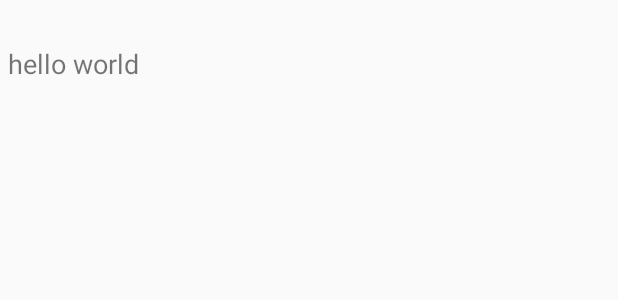
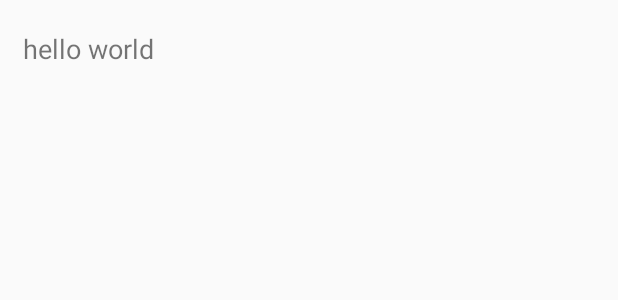
Before and after one commit to nicoledanuwidjaja/cantrip, an Android app: the layout trip_object_adapter_item.xml on its own in the app's theme, with its tools: preview values and no code run, on a phone screen of 412 x 824 dp. Shown: the top 300 px of the screen. Run offline under Robolectric (Android 15) with nearby library versions, the phone set to English and light mode, and no system bars.

Commit message:
updating layouts

```diff
--- a/app/src/main/java/utils/Plan.java
+++ b/app/src/main/java/utils/Plan.java
@@ -21,12 +21,12 @@ public class Plan {
     private int endHour;
     private int endMin;
 
-// throwaway test constructor
+    // throwaway test constructor
     public Plan(String planId, String name, Date startTime, Date endTime, String tripId, Reservation planType,
                 String location, int startHour, int startMin, int endHour, int endMin) {
         this.planId = planId;
         this.name = name;
-        this.startTime = startTime;
+         this.startTime = startTime;
         this.endTime = endTime;
         this.tripId = tripId;
         this.planType = planType;
--- a/app/src/main/res/layout/trip_object_adapter_item.xml
+++ b/app/src/main/res/layout/trip_object_adapter_item.xml
@@ -9,15 +9,24 @@
         android:layout_width="wrap_content"
         android:layout_height="wrap_content"
         android:layout_marginLeft="5dp"
-        android:layout_marginTop="30dp"
-        android:textSize="18sp"
-        android:text="hello world"/>
+        android:layout_marginTop="10dp"
+        android:padding="10dp"
+        android:text="hello world"
+        android:textSize="18sp" />
 
     <TextView
-        android:id="@+id/trip_dates"
+        android:id="@+id/start_date"
         android:layout_width="wrap_content"
         android:layout_height="wrap_content"
-        android:layout_marginLeft="5dp"
-        android:layout_marginTop="10dp" />
+        android:layout_marginLeft="15dp"
+        android:layout_marginTop="10dp"/>
+
+    <TextView
+        android:id="@+id/end_date"
+        android:layout_width="wrap_content"
+        android:layout_height="wrap_content"
+        android:layout_marginLeft="15dp"
+        android:layout_marginTop="10dp"
+        android:layout_marginBottom="10dp"/>
 
 </LinearLayout>
```
Also changed, not shown: app/src/main/java/com/narwhalcompany/cantrip/model/main/TripObject.java (+8 -0 lines), app/src/main/java/utils/CustomTripOverviewAdapter.java (+6 -4 lines), app/src/main/res/layout/fragment_my_trip_list.xml (+9 -4 lines).
